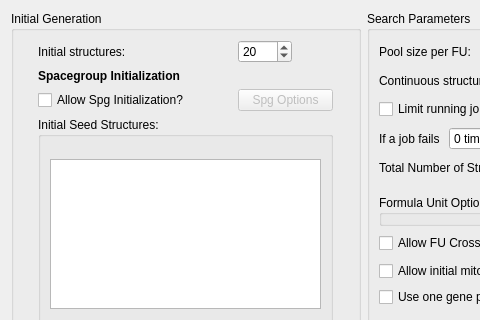
Qt form src/xtalopt/ui/tab_opt.ui (xtalopt/XtalOpt) before a commit; both pictures show x 0 to 480 and y 0 to 320 of the 1092 by 703 pixel window.
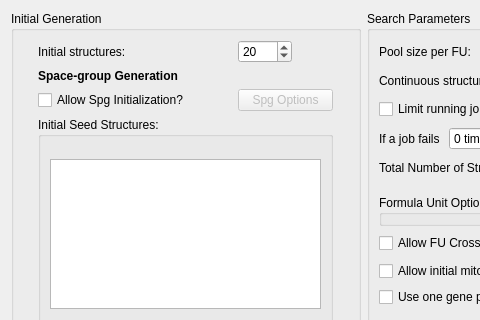
The same form after that commit.

The edit to the form file:
```diff
--- a/src/xtalopt/ui/tab_opt.ui
+++ b/src/xtalopt/ui/tab_opt.ui
@@ -158,7 +158,7 @@
       <item row="1" column="1">
        <widget class="QLabel" name="label_13">
         <property name="text">
-         <string>&lt;html&gt;&lt;head/&gt;&lt;body&gt;&lt;p&gt;&lt;span style=&quot; font-weight:600;&quot;&gt;Spacegroup Initialization&lt;/span&gt;&lt;/p&gt;&lt;/body&gt;&lt;/html&gt;</string>
+         <string>&lt;html&gt;&lt;head/&gt;&lt;body&gt;&lt;p&gt;&lt;span style=&quot; font-weight:600;&quot;&gt;Space-group Generation&lt;/span&gt;&lt;/p&gt;&lt;/body&gt;&lt;/html&gt;</string>
         </property>
        </widget>
       </item>
```
Left out of the diff: 6 changed lines with no effect on the pictures.
